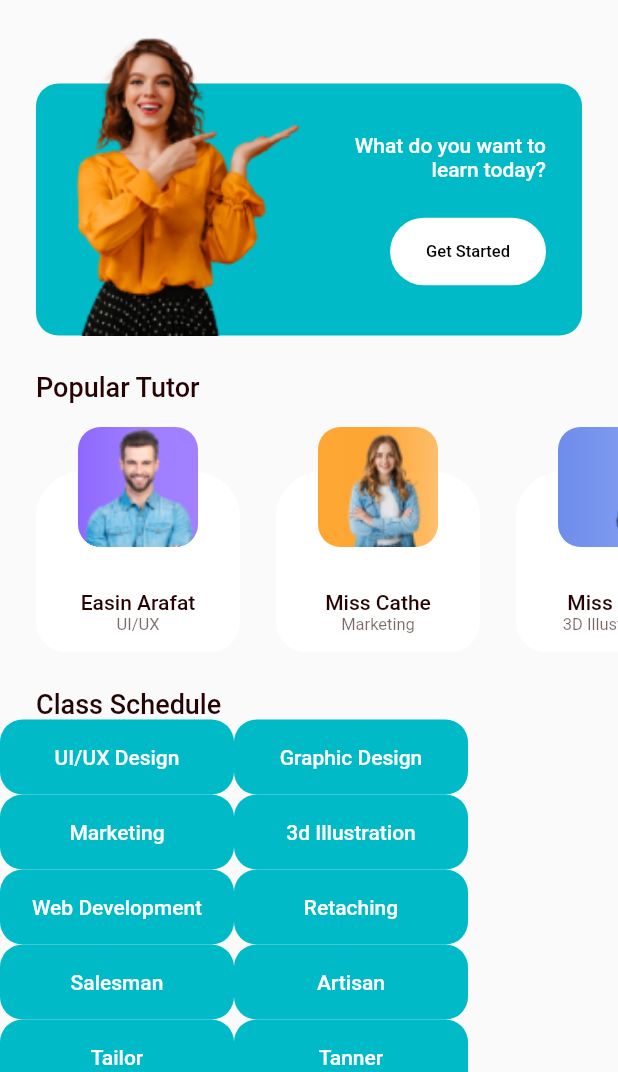
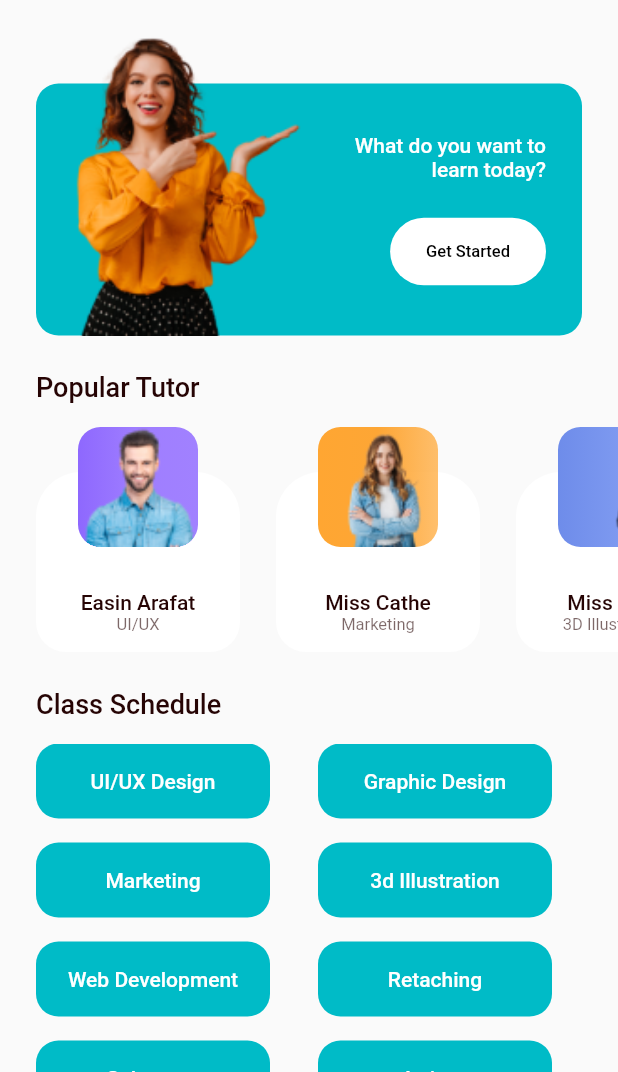
Before and after one commit to romofel/flutter-ui_practice-online_school, a Flutter app: the screen it shows after launch, on a phone screen of 412 x 824 dp, the part 164-1236 px from its top. Run offline on Flutter 3.47's test engine with Material 2 defaults, Android fonts, the phone set to English and light mode, and no system bars; our stand-ins replace google_fonts.

Commit message:
add spacing between all elements and make it scrollable

```diff
--- a/lib/screens/home_screen.dart
+++ b/lib/screens/home_screen.dart
@@ -32,8 +32,14 @@ class HomeScreen extends StatelessWidget {
                 ),
               ),
             ),
+            const SizedBox(height: 16),
             Expanded(
+              child: Padding(
+                padding: const EdgeInsets.symmetric(horizontal: 24),
+                child: SingleChildScrollView(
                   child: Wrap(
+                    spacing: 32,
+                    runSpacing: 16,
                     children: classes.map<Container>((String availableClass) {
                       return Container(
                         width: 156,
@@ -51,6 +57,8 @@ class HomeScreen extends StatelessWidget {
                             )),
                       );
                     }).toList(),
+                  ),
+                ),
               ),
             ),
             // ..._buildScheduleSection(),
```
Lines whose indentation alone changed are shown as unchanged.
